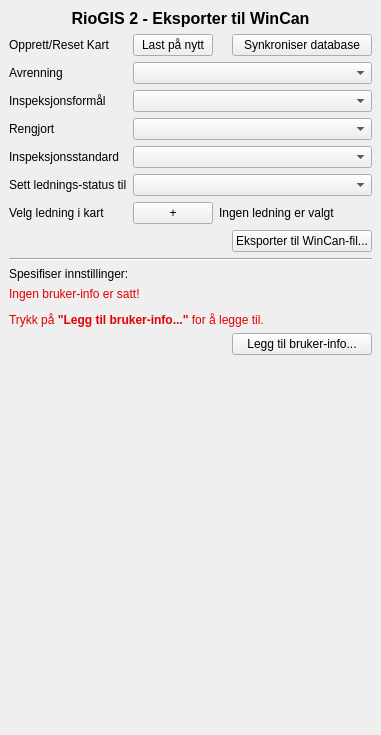
Above: dialog/riogis_dockwidget.ui from vavpp/riogisoffline before the change. Below: the same form after it.
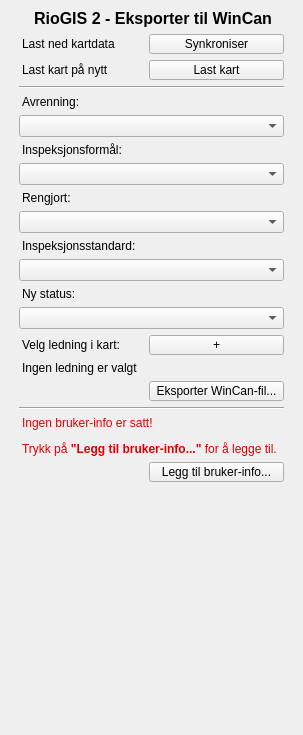
That is the form after the change. Custom widgets are drawn as their Qt base class.

Diff of the .ui file:
```diff
--- a/dialog/riogis_dockwidget.ui
+++ b/dialog/riogis_dockwidget.ui
@@ -6,108 +6,158 @@
    <rect>
     <x>0</x>
     <y>0</y>
-    <width>353</width>
+    <width>296</width>
     <height>735</height>
    </rect>
   </property>
+  <property name="styleSheet">
+   <string notr="true">QWidget{
+	margin: 0 10px;
+}
+QPushButton, QComboBox{
+ 	padding: 2px 4px;
+}</string>
+  </property>
   <property name="windowTitle">
    <string>gsDockWidget</string>
   </property>
   <widget class="QWidget" name="dockWidgetContents">
    <layout class="QGridLayout" name="gridLayout">
-    <item row="12" column="2" colspan="2">
-     <widget class="QLabel" name="textLedningValgt">
-      <property name="text">
-       <string>Ingen ledning er valgt</string>
+    <item row="8" column="1" colspan="2">
+     <widget class="Line" name="line_2">
+      <property name="orientation">
+       <enum>Qt::Horizontal</enum>
       </property>
      </widget>
     </item>
-    <item row="8" column="0">
-     <widget class="QLabel" name="lblSelectPurpose">
+    <item row="13" column="1" colspan="2">
+     <widget class="QLabel" name="lblSelectCleaned">
       <property name="text">
-       <string>Inspeksjonsformål</string>
+       <string>Rengjort:</string>
       </property>
      </widget>
     </item>
-    <item row="12" column="1">
+    <item row="19" column="2">
      <widget class="QPushButton" name="btnSelectMapClick">
       <property name="text">
        <string>+</string>
       </property>
      </widget>
     </item>
-    <item row="10" column="1" colspan="3">
-     <widget class="QComboBox" name="cmbSelectStandard"/>
-    </item>
-    <item row="9" column="1" colspan="3">
-     <widget class="QComboBox" name="cmbSelectPrewashed"/>
-    </item>
-    <item row="7" column="0">
-     <widget class="QLabel" name="lblSelectWeather">
+    <item row="21" column="1" colspan="2">
+     <widget class="QLabel" name="textLedningValgt">
       <property name="text">
-       <string>Avrenning</string>
+       <string>Ingen ledning er valgt</string>
       </property>
      </widget>
     </item>
-    <item row="7" column="1" colspan="3">
+    <item row="10" column="1" colspan="2">
      <widget class="QComboBox" name="cmbSelectWeather"/>
     </item>
-    <item row="13" column="3">
+    <item row="18" column="1" colspan="2">
+     <widget class="QComboBox" name="cmbSelectStatus"/>
+    </item>
+    <item row="7" column="2">
+     <widget class="QPushButton" name="btnReset">
+      <property name="text">
+       <string>Last kart</string>
+      </property>
+     </widget>
+    </item>
+    <item row="22" column="2">
      <widget class="QPushButton" name="btnEksport">
       <property name="text">
-       <string>Eksporter til WinCan-fil...</string>
+       <string>Eksporter WinCan-fil...</string>
       </property>
      </widget>
     </item>
-    <item row="15" column="0" colspan="4">
+    <item row="11" column="1" colspan="2">
+     <widget class="QLabel" name="lblSelectPurpose">
+      <property name="text">
+       <string>Inspeksjonsformål:</string>
+      </property>
+     </widget>
+    </item>
+    <item row="24" column="1" colspan="2">
      <widget class="Line" name="line">
       <property name="orientation">
        <enum>Qt::Horizontal</enum>
       </property>
      </widget>
     </item>
-    <item row="6" column="1">
-     <widget class="QPushButton" name="btnReset">
+    <item row="15" column="1" colspan="2">
+     <widget class="QLabel" name="lblSelectStandard">
       <property name="text">
-       <string>Last på nytt</string>
+       <string>Inspeksjonsstandard:</string>
       </property>
      </widget>
     </item>
-    <item row="12" column="0">
-     <widget class="QLabel" name="label">
-      <property name="text">
-       <string>Velg ledning i kart</string>
-      </property>
-     </widget>
-    </item>
-    <item row="11" column="0">
+    <item row="17" column="1" colspan="2">
      <widget class="QLabel" name="label_2">
       <property name="text">
-       <string>Sett lednings-status til</string>
+       <string>Ny status:</string>
       </property>
      </widget>
     </item>
-    <item row="2" column="0" colspan="4">
+    <item row="6" column="1">
+     <widget class="QLabel" name="label_3">
+      <property name="text">
+       <string>Last ned kartdata</string>
+      </property>
+     </widget>
+    </item>
+    <item row="12" column="1" colspan="2">
+     <widget class="QComboBox" name="cmbSelectPurpose"/>
+    </item>
+    <item row="27" column="2">
+     <widget class="QPushButton" name="btnSelectSettingsFile">
+      <property name="text">
+       <string>Legg til bruker-info...</string>
+      </property>
+     </widget>
+    </item>
+    <item row="28" column="2">
+     <spacer name="horizontalSpacer">
+      <property name="orientation">
+       <enum>Qt::Horizontal</enum>
+      </property>
+      <property name="sizeHint" stdset="0">
+       <size>
+        <width>40</width>
+        <height>20</height>
+       </size>
+      </property>
+     </spacer>
+    </item>
+    <item row="9" column="1" colspan="2">
+     <widget class="QLabel" name="lblSelectWeather">
+      <property name="text">
+       <string>Avrenning:</string>
+      </property>
+     </widget>
+    </item>
+    <item row="7" column="1">
+     <widget class="QLabel" name="label_4">
+      <property name="text">
+       <string>Last kart på nytt</string>
+      </property>
+     </widget>
+    </item>
+    <item row="2" column="1" colspan="2">
      <widget class="QLabel" name="label_6">
       <property name="text">
        <string>&lt;html&gt;&lt;head/&gt;&lt;body&gt;&lt;p align=&quot;center&quot;&gt;&lt;span style=&quot; font-size:12pt; font-weight:600;&quot;&gt;RioGIS 2 - Eksporter til WinCan&lt;/span&gt;&lt;/p&gt;&lt;/body&gt;&lt;/html&gt;</string>
       </property>
      </widget>
     </item>
-    <item row="6" column="3">
-     <widget class="QPushButton" name="btnSync">
+    <item row="26" column="1" colspan="2">
+     <widget class="QLabel" name="textBrukerInfo">
       <property name="text">
-       <string>Synkroniser database</string>
+       <string>&lt;html&gt;&lt;head/&gt;&lt;body&gt;&lt;p&gt;&lt;span style=&quot; color:#e20000;&quot;&gt;Ingen bruker-info er satt! &lt;/span&gt;&lt;/p&gt;&lt;p&gt;&lt;span style=&quot; color:#e20000;&quot;&gt;Trykk på &lt;/span&gt;&lt;span style=&quot; font-weight:600; color:#e20000;&quot;&gt;&amp;quot;Legg til bruker-info...&amp;quot;&lt;/span&gt;&lt;span style=&quot; color:#e20000;&quot;&gt; for å legge til. &lt;/span&gt;&lt;/p&gt;&lt;/body&gt;&lt;/html&gt;</string>
       </property>
      </widget>
     </item>
-    <item row="8" column="1" colspan="3">
-     <widget class="QComboBox" name="cmbSelectPurpose"/>
-    </item>
-    <item row="11" column="1" colspan="3">
-     <widget class="QComboBox" name="cmbSelectStatus"/>
-    </item>
-    <item row="19" column="0">
+    <item row="28" column="1">
      <spacer name="verticalSpacer">
       <property name="orientation">
        <enum>Qt::Vertical</enum>
@@ -120,68 +170,26 @@
       </property>
      </spacer>
     </item>
-    <item row="9" column="0">
-     <widget class="QLabel" name="lblSelectCleaned">
-      <property name="text">
-       <string>Rengjort</string>
-      </property>
-     </widget>
-    </item>
-    <item row="6" column="0">
-     <widget class="QLabel" name="label_3">
-      <property name="text">
-       <string>Opprett/Reset Kart</string>
-      </property>
-     </widget>
-    </item>
-    <item row="16" column="0" colspan="4">
-     <widget class="QLabel" name="label_5">
-      <property name="text">
-       <string>Spesifiser innstillinger:</string>
-      </property>
-     </widget>
+    <item row="16" column="1" colspan="2">
+     <widget class="QComboBox" name="cmbSelectStandard"/>
     </item>
     <item row="6" column="2">
-     <widget class="QLabel" name="label_4">
+     <widget class="QPushButton" name="btnSync">
       <property name="text">
-       <string/>
+       <string>Synkroniser</string>
       </property>
      </widget>
     </item>
-    <item row="10" column="0">
-     <widget class="QLabel" name="lblSelectStandard">
-      <property name="text">
-       <string>Inspeksjonsstandard</string>
-      </property>
-     </widget>
+    <item row="14" column="1" colspan="2">
+     <widget class="QComboBox" name="cmbSelectPrewashed"/>
     </item>
-    <item row="18" column="3">
-     <widget class="QPushButton" name="btnSelectSettingsFile">
+    <item row="19" column="1">
+     <widget class="QLabel" name="label">
       <property name="text">
-       <string>Legg til bruker-info...</string>
+       <string>Velg ledning i kart:</string>
       </property>
      </widget>
     </item>
-    <item row="17" column="0" colspan="4">
-     <widget class="QLabel" name="textBrukerInfo">
-      <property name="text">
-       <string>&lt;html&gt;&lt;head/&gt;&lt;body&gt;&lt;p&gt;&lt;span style=&quot; color:#e20000;&quot;&gt;Ingen bruker-info er satt! &lt;/span&gt;&lt;/p&gt;&lt;p&gt;&lt;span style=&quot; color:#e20000;&quot;&gt;Trykk på &lt;/span&gt;&lt;span style=&quot; font-weight:600; color:#e20000;&quot;&gt;&amp;quot;Legg til bruker-info...&amp;quot;&lt;/span&gt;&lt;span style=&quot; color:#e20000;&quot;&gt; for å legge til. &lt;/span&gt;&lt;/p&gt;&lt;/body&gt;&lt;/html&gt;</string>
-      </property>
-     </widget>
-    </item>
-    <item row="19" column="2">
-     <spacer name="horizontalSpacer_3">
-      <property name="orientation">
-       <enum>Qt::Horizontal</enum>
-      </property>
-      <property name="sizeHint" stdset="0">
-       <size>
-        <width>40</width>
-        <height>20</height>
-       </size>
-      </property>
-     </spacer>
-    </item>
    </layout>
   </widget>
  </widget>
```
